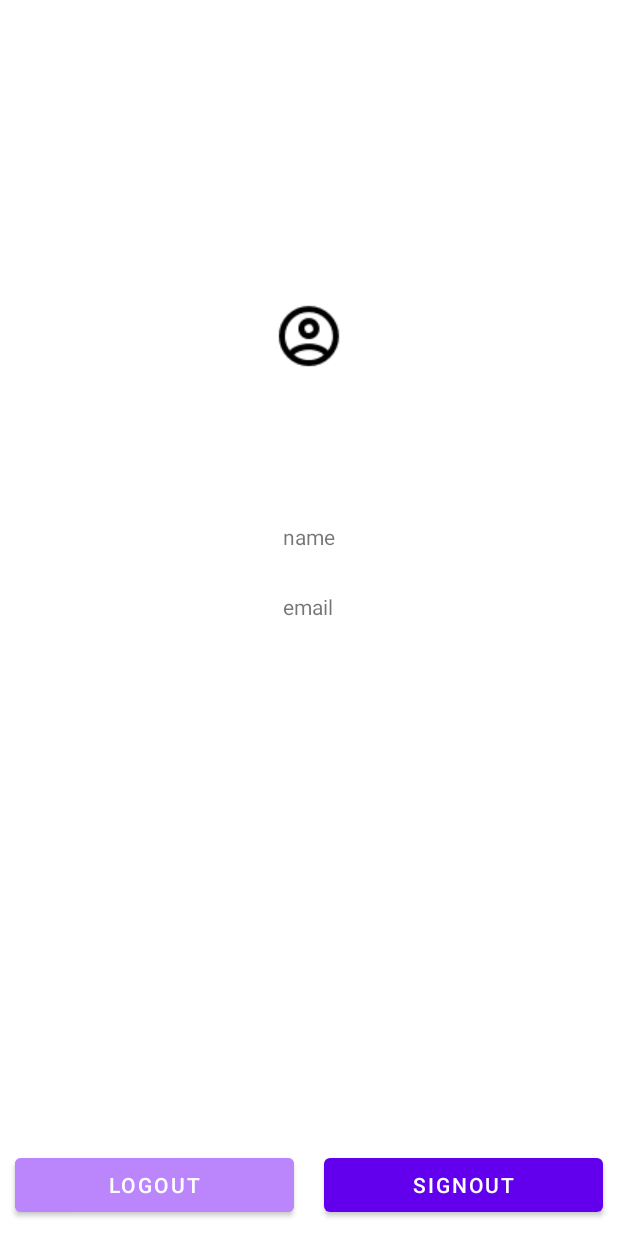
After one commit to JongP/Habito_Android_MadcampWeek4, an Android app: the layout activity_profile.xml on its own in the app's theme, with its tools: preview values and no code run, on a phone screen of 412 x 824 dp. The commit adds this screen. Run offline under Robolectric (Android 15) with nearby library versions, the phone set to English and light mode, and no system bars.

Commit message:
made ProfileActivity - intent from MainActivity's nav_header - name, email, logout, signout - profile photo not yet

```diff
--- a/app/src/main/AndroidManifest.xml
+++ b/app/src/main/AndroidManifest.xml
@@ -15,6 +15,7 @@
                 <category android:name="android.intent.category.LAUNCHER" />
             </intent-filter>
         </activity>
+        <activity android:name=".ui.profile.ProfileActivity"/>
         <activity android:name=".RegisterActivity" />
         <activity
             android:name=".MainActivity"
--- /dev/null
+++ b/app/src/main/res/layout/activity_profile.xml
@@ -0,0 +1,62 @@
+<?xml version="1.0" encoding="utf-8"?>
+<androidx.constraintlayout.widget.ConstraintLayout
+    xmlns:android="http://schemas.android.com/apk/res/android"
+    xmlns:app="http://schemas.android.com/apk/res-auto"
+    xmlns:tools="http://schemas.android.com/tools"
+    android:layout_width="match_parent"
+    android:layout_height="match_parent">
+
+    <ImageView
+        android:id="@+id/imageView2"
+        android:layout_width="wrap_content"
+        android:layout_height="wrap_content"
+        android:layout_marginTop="200dp"
+        android:src="@drawable/ic_menu_profile"
+        app:layout_constraintEnd_toEndOf="parent"
+        app:layout_constraintStart_toStartOf="parent"
+        app:layout_constraintTop_toTopOf="parent" />
+
+    <TextView
+        android:id="@+id/userName"
+        android:layout_width="wrap_content"
+        android:layout_height="wrap_content"
+        android:layout_marginTop="100dp"
+        android:text="name"
+        app:layout_constraintEnd_toEndOf="parent"
+        app:layout_constraintStart_toStartOf="parent"
+        app:layout_constraintTop_toBottomOf="@+id/imageView2" />
+
+    <TextView
+        android:id="@+id/userEmail"
+        android:layout_width="wrap_content"
+        android:layout_height="wrap_content"
+        android:text="email"
+        app:layout_constraintBottom_toBottomOf="parent"
+        app:layout_constraintEnd_toEndOf="parent"
+        app:layout_constraintHorizontal_bias="0.498"
+        app:layout_constraintStart_toStartOf="parent"
+        app:layout_constraintTop_toBottomOf="@+id/userName"
+        app:layout_constraintVertical_bias="0.063" />
+
+    <Button
+        android:backgroundTint="@color/purple_200"
+        android:id="@+id/btn_logout"
+        android:layout_width="0dp"
+        android:layout_height="wrap_content"
+        android:text="Logout"
+        app:layout_constraintBottom_toBottomOf="parent"
+        app:layout_constraintEnd_toStartOf="@+id/btn_signout"
+        app:layout_constraintStart_toStartOf="parent"
+        android:layout_margin="10dp"/>
+
+    <Button
+        android:id="@+id/btn_signout"
+        android:layout_width="0dp"
+        android:layout_height="wrap_content"
+        android:text="Signout"
+        app:layout_constraintBottom_toBottomOf="parent"
+        app:layout_constraintEnd_toEndOf="parent"
+        app:layout_constraintStart_toEndOf="@+id/btn_logout"
+        android:layout_margin="10dp"/>
+
+</androidx.constraintlayout.widget.ConstraintLayout>
```
Also changed, not shown: app/src/main/java/com/example/madcampweek4/MainActivity.java (+6 -2 lines), app/src/main/java/com/example/madcampweek4/ui/profile/ProfileActivity.java (added, +67 -0 lines), app/src/main/java/com/example/madcampweek4/ui/profile/ProfileFragment.java (deleted, +0 -22 lines), app/src/main/res/layout/fragment_profile.xml (deleted, +0 -17 lines).
